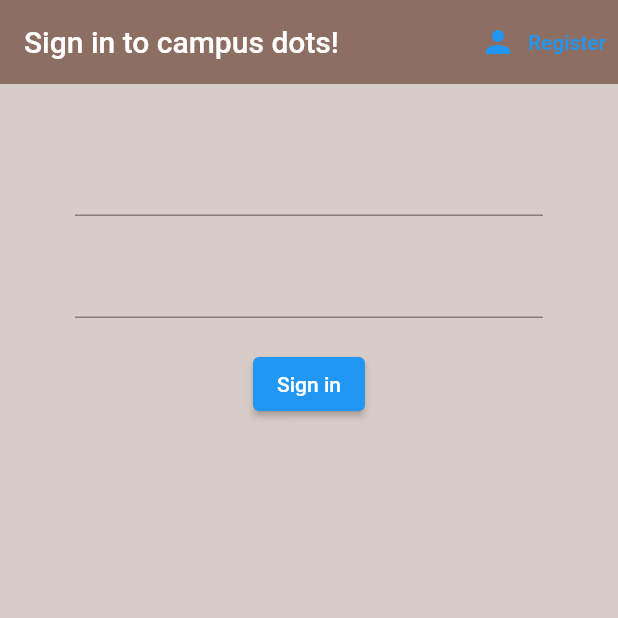
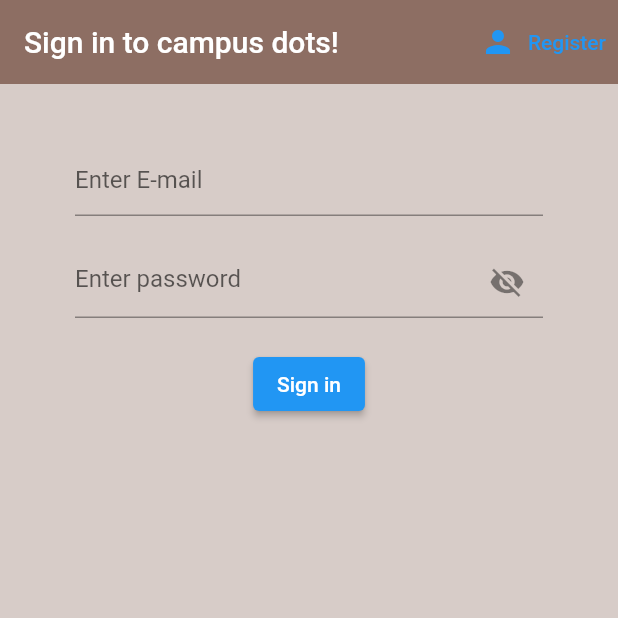
Before and after one commit to Campus-Dots/DsceCampusDots, a Flutter app: the screen it shows after launch, on a phone screen of 412 x 824 dp, the top half of it. Run offline on Flutter 3.47's test engine with Material 2 defaults, Android fonts, the phone set to English and light mode, and no system bars; our stand-ins replace firebase_auth, firebase_core; accounts and stored records are empty.

Commit message:
3 min help

```diff
--- a/lib/screens/authenticate/sign_in.dart
+++ b/lib/screens/authenticate/sign_in.dart
@@ -20,6 +20,7 @@ class _SignInState extends State<SignIn> {
   String email = '';
   String password = '';
   String error = '';
+  bool showPassword = false;
 
   // get val => null;
 
@@ -55,6 +56,7 @@ class _SignInState extends State<SignIn> {
                   onChanged: (val) {
                     setState(() => email = val);
                   },
+                  decoration: const InputDecoration(hintText: 'Enter E-mail'),
                 ),
                 const SizedBox(
                   height: 20.0,
@@ -67,6 +69,19 @@ class _SignInState extends State<SignIn> {
                   onChanged: (val) {
                     setState(() => password = val);
                   },
+                  decoration: InputDecoration(
+                    hintText: 'Enter password',
+                    suffixIcon: IconButton(
+                      onPressed: () {
+                        setState(() {
+                          showPassword = !showPassword;
+                        });
+                      },
+                      icon: Icon(
+                        showPassword ? Icons.visibility : Icons.visibility_off,
+                      ),
+                    ),
+                  ),
                 ),
                 const SizedBox(
                   height: 20.0,
```
Also changed, not shown: 1 other file.
